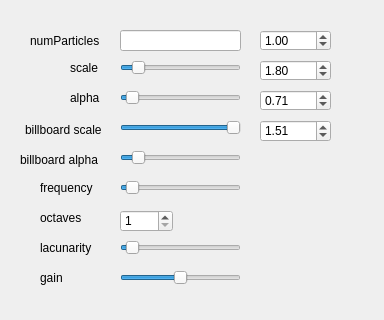
Before: the Qt Designer form src/Nebulae.ui in skydave/sandbox, drawn with Qt 5.
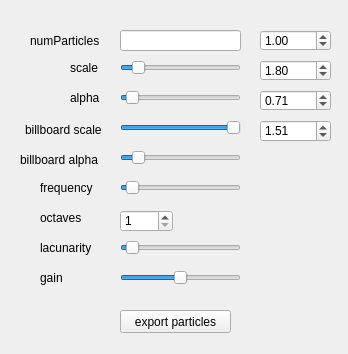
After: the same form once the commit is applied.

```diff
--- a/src/Nebulae.ui
+++ b/src/Nebulae.ui
@@ -6,8 +6,8 @@
    <rect>
     <x>0</x>
     <y>0</y>
-    <width>384</width>
-    <height>320</height>
+    <width>348</width>
+    <height>354</height>
    </rect>
   </property>
   <property name="windowTitle">
@@ -353,6 +353,19 @@
     <enum>Qt::Horizontal</enum>
    </property>
   </widget>
+  <widget class="QPushButton" name="exportParticlesButton">
+   <property name="geometry">
+    <rect>
+     <x>120</x>
+     <y>310</y>
+     <width>111</width>
+     <height>23</height>
+    </rect>
+   </property>
+   <property name="text">
+    <string>export particles</string>
+   </property>
+  </widget>
  </widget>
  <resources/>
  <connections/>
```
